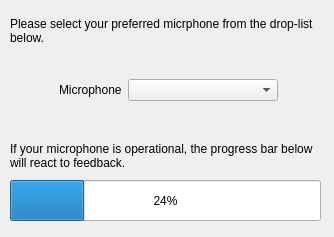
First picture: the form in ui/wizards/micsetup/micselect.ui, repository GunioRobot/speechcontrol, before the edit.
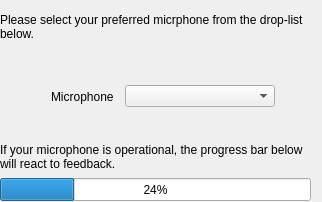
Second picture: the form after the edit.

Commit message: Drastic changes but good news! Can obtain microphones! Further work to record directly to memory. This is a packaging commit.

```diff
--- a/ui/wizards/micsetup/micselect.ui
+++ b/ui/wizards/micsetup/micselect.ui
@@ -6,33 +6,42 @@
    <rect>
     <x>0</x>
     <y>0</y>
-    <width>334</width>
-    <height>237</height>
+    <width>322</width>
+    <height>202</height>
    </rect>
   </property>
-  <property name="minimumSize">
-   <size>
-    <width>334</width>
-    <height>237</height>
-   </size>
-  </property>
-  <property name="maximumSize">
-   <size>
-    <width>334</width>
-    <height>237</height>
-   </size>
-  </property>
   <property name="windowTitle">
    <string>WizardPage</string>
   </property>
+  <property name="title">
+   <string>Microphone Selection</string>
+  </property>
+  <property name="subTitle">
+   <string>Select a microphone for usage.</string>
+  </property>
+  <widget class="QWidget" name="verticalLayoutWidget">
+   <property name="geometry">
+    <rect>
+     <x>0</x>
+     <y>0</y>
+     <width>321</width>
+     <height>201</height>
+    </rect>
+   </property>
+   <layout class="QVBoxLayout" name="verticalLayout">
+    <item>
   <widget class="QLabel" name="label">
-   <property name="geometry">
-    <rect>
-     <x>10</x>
-     <y>10</y>
+      <property name="minimumSize">
+       <size>
      <width>311</width>
      <height>41</height>
-    </rect>
+       </size>
+      </property>
+      <property name="maximumSize">
+       <size>
+        <width>311</width>
+        <height>53</height>
+       </size>
    </property>
    <property name="text">
     <string>Please select your preferred micrphone from the drop-list below. </string>
@@ -41,15 +50,8 @@
     <bool>true</bool>
    </property>
   </widget>
-  <widget class="QWidget" name="formLayoutWidget">
-   <property name="geometry">
-    <rect>
-     <x>10</x>
-     <y>50</y>
-     <width>311</width>
-     <height>80</height>
-    </rect>
-   </property>
+    </item>
+    <item>
    <layout class="QFormLayout" name="formLayout">
     <property name="fieldGrowthPolicy">
      <enum>QFormLayout::ExpandingFieldsGrow</enum>
@@ -59,6 +61,18 @@
     </property>
     <item row="0" column="0">
      <widget class="QLabel" name="labelMics">
+        <property name="minimumSize">
+         <size>
+          <width>68</width>
+          <height>24</height>
+         </size>
+        </property>
+        <property name="maximumSize">
+         <size>
+          <width>68</width>
+          <height>24</height>
+         </size>
+        </property>
       <property name="text">
        <string>Microphone</string>
       </property>
@@ -75,15 +89,20 @@
      </widget>
     </item>
    </layout>
-  </widget>
+    </item>
+    <item>
   <widget class="QLabel" name="label_3">
-   <property name="geometry">
-    <rect>
-     <x>10</x>
-     <y>140</y>
+      <property name="minimumSize">
+       <size>
      <width>311</width>
      <height>31</height>
-    </rect>
+       </size>
+      </property>
+      <property name="maximumSize">
+       <size>
+        <width>311</width>
+        <height>31</height>
+       </size>
    </property>
    <property name="text">
     <string>If your microphone is operational, the progress bar below will react to feedback.</string>
@@ -92,18 +111,27 @@
     <bool>true</bool>
    </property>
   </widget>
+    </item>
+    <item>
   <widget class="QProgressBar" name="progressBarFeedback">
-   <property name="geometry">
-    <rect>
-     <x>10</x>
-     <y>180</y>
+      <property name="minimumSize">
+       <size>
      <width>311</width>
-     <height>41</height>
-    </rect>
+        <height>23</height>
+       </size>
+      </property>
+      <property name="maximumSize">
+       <size>
+        <width>311</width>
+        <height>23</height>
+       </size>
    </property>
    <property name="value">
     <number>24</number>
    </property>
+     </widget>
+    </item>
+   </layout>
   </widget>
  </widget>
  <resources/>
```
Left out of the diff: 3 changed lines with no effect on the pictures. Lines whose indentation alone changed are shown as unchanged. The commit also changes 56 other files.
